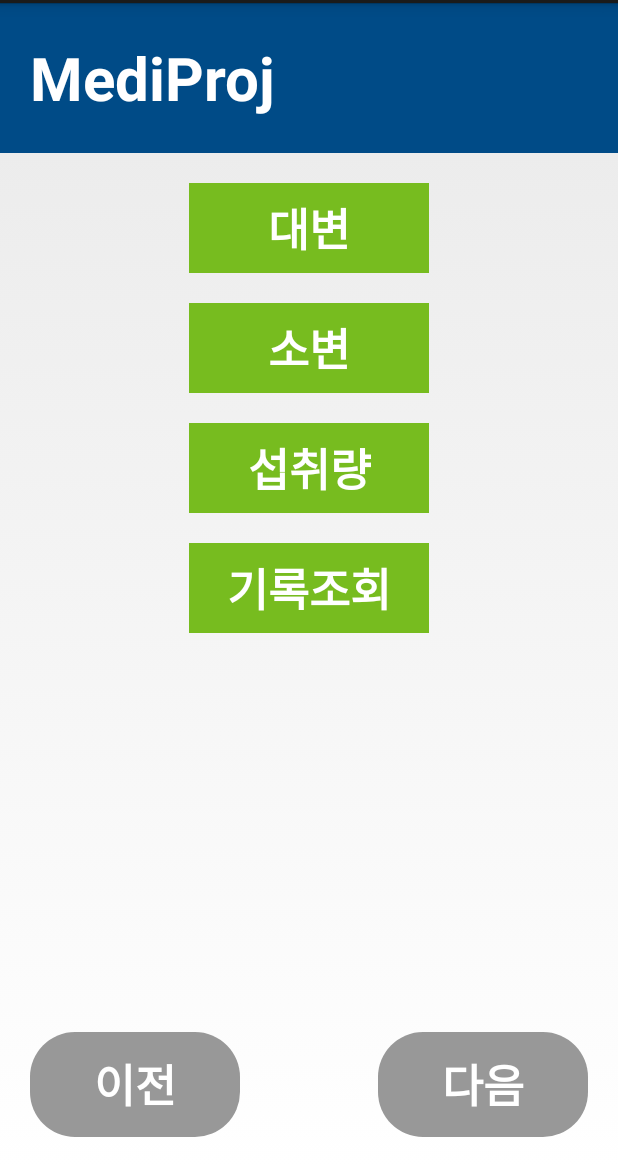
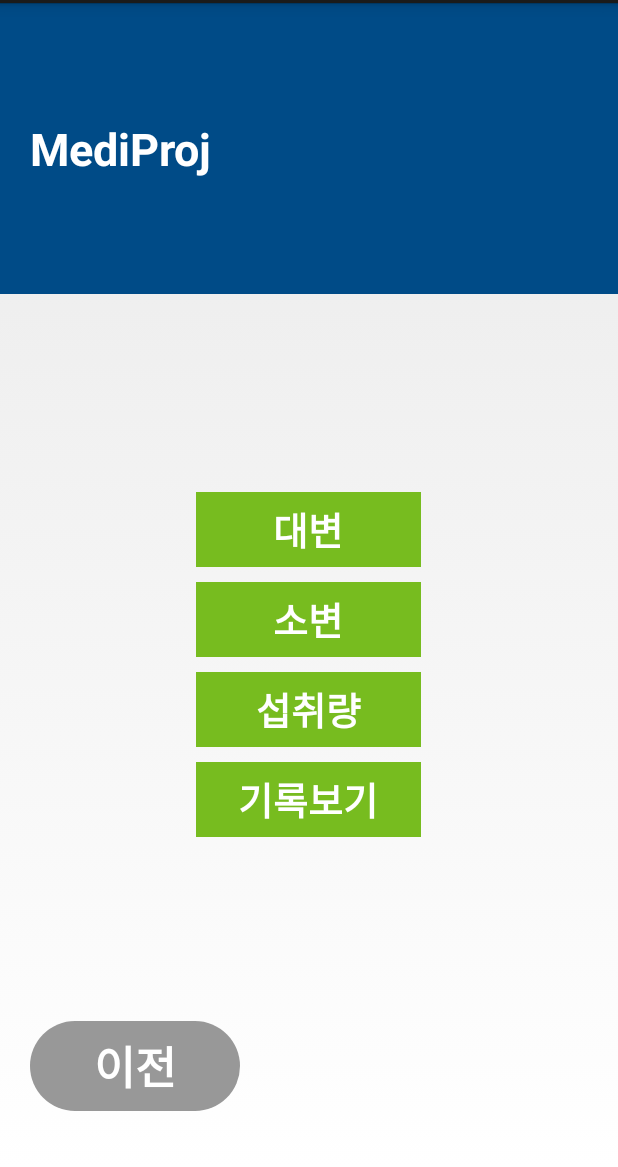
Before and after one commit to ina-uzu/Ina_medi, an Android app: the screen it shows after launch (MenuActivity), after a tap on "들어가기", on a phone screen of 412 x 824 dp, the part 69-1236 px from its top. Run offline under Robolectric (Android 15) with nearby library versions, the phone set to English and light mode, and no system bars; our stand-ins replace Volley.

Commit message:
edit layout

```diff
--- a/app/src/main/java/com/example/ina97/myapplication/MainActivity.java
+++ b/app/src/main/java/com/example/ina97/myapplication/MainActivity.java
@@ -29,22 +29,14 @@ public class MainActivity extends Activity {
 
     Button bt_login;
     EditText p_name, p_num;
-    String name;
-    Integer number;
-
     @Override
     protected void onCreate(Bundle savedInstanceState) {
         super.onCreate(savedInstanceState);
         setContentView(R.layout.activity_main);
 
-
         bt_login = findViewById(R.id.bt_login);
         p_name = findViewById(R.id.p_name);
         p_num= findViewById(R.id.p_num);
-
-        //Login info
-        name= p_name.getText().toString();
-        number=parseInt(p_num.getText().toString());
 
 /*
         final RequestQueue queue = Volley.newRequestQueue(this);
@@ -68,13 +60,15 @@ public class MainActivity extends Activity {
         bt_login.setOnClickListener(new View.OnClickListener() {
             @Override
             public void onClick(View view) {
-                Intent intent = new Intent(MainActivity.this, MenuActivity.class);
-                intent.putExtra("Name", name);
-                intent.putExtra("Number", number);
 
-                //요청
-                //queue.add(objectRequest);
-                startActivity(intent);
+                //로그인 정보 모두 입력한 경우
+                if(p_name.getText()!=null && p_num.getText().toString()!=null){
+                    Intent intent = new Intent(MainActivity.this, MenuActivity.class);
+                    intent.putExtra("Name", p_name.getText().toString());
+                    intent.putExtra("Number",p_num.getText().toString());
+                    //queue.add(objectRequest);
+                    startActivity(intent);
+                }
             }
         });
     }
--- a/app/src/main/java/com/example/ina97/myapplication/MenuActivity.java
+++ b/app/src/main/java/com/example/ina97/myapplication/MenuActivity.java
@@ -4,12 +4,13 @@ import android.app.Activity;
 import android.content.Intent;
 import android.os.Bundle;
 import android.view.View;
+import android.widget.Button;
 import android.widget.TextView;
 
 public class MenuActivity extends Activity {
-    TextView tv_stool, tv_urine, tv_consume;
-    String name;
-    Integer number;
+    TextView tv_stool, tv_urine, tv_consume,tv_report;
+    Button bt_prev;
+    String name,number;
 
     public void onCreate(Bundle savedInstanceState){
         super.onCreate(savedInstanceState);
@@ -19,16 +20,19 @@ public class MenuActivity extends Activity {
 
         //Patient Info (name/number)
         name = intent.getStringExtra("Name");
-        intent.getIntExtra("Number", number);
+        number= intent.getStringExtra("Number");
 
         tv_stool=findViewById(R.id.stool);
         tv_urine=findViewById(R.id.urine);
         tv_consume=findViewById(R.id.consume);
+        tv_report =findViewById(R.id.report);
+        bt_prev=findViewById(R.id.Bnt_prev);
 
         tv_stool.setOnClickListener(new View.OnClickListener() {
             @Override
             public void onClick(View view) {
-                Intent intent2 = new Intent(MenuActivity.this,StoolActivity.class);
+                Intent intent2 = new Intent(MenuActivity.this,TimeDateActivity.class);
+                intent2.putExtra("Page", "stool");
                 startActivity(intent2);
             }
         });
@@ -36,7 +40,8 @@ public class MenuActivity extends Activity {
         tv_urine.setOnClickListener(new View.OnClickListener() {
             @Override
             public void onClick(View view) {
-                Intent intent2 = new Intent(MenuActivity.this,StoolActivity.class);
+                Intent intent2 = new Intent(MenuActivity.this,TimeDateActivity.class);
+                intent2.putExtra("Page", "urine");
                 startActivity(intent2);
 
             }
@@ -45,12 +50,31 @@ public class MenuActivity extends Activity {
         tv_consume.setOnClickListener(new View.OnClickListener() {
             @Override
             public void onClick(View view) {
-                Intent intent2 = new Intent(MenuActivity.this,StoolActivity.class);
+                Intent intent2 = new Intent(MenuActivity.this,TimeDateActivity.class);
+                intent2.putExtra("Page", "consume");
                 startActivity(intent2);
 
             }
         });
 
+        tv_consume.setOnClickListener(new View.OnClickListener() {
+            @Override
+            public void onClick(View view) {
+                Intent intent2 = new Intent(MenuActivity.this,ReportActivity.class);
+                intent2.putExtra("Page", "report");
+                startActivity(intent2);
+
+            }
+        });
+
+        bt_prev.setOnClickListener(new View.OnClickListener() {
+            @Override
+            public void onClick(View view) {
+                Intent intent2 = new Intent(MenuActivity.this,MainActivity.class);
+                startActivity(intent2);
+
+            }
+        });
 
     }
 
--- a/app/src/main/java/com/example/ina97/myapplication/ReportActivity.java
+++ b/app/src/main/java/com/example/ina97/myapplication/ReportActivity.java
@@ -2,8 +2,10 @@ package com.example.ina97.myapplication;
 
 import android.app.Activity;
 import android.os.Bundle;
+import android.widget.Button;
 
 public class ReportActivity extends Activity {
+    Button bt_prev, bt_next;
     public void onCreate(Bundle SavedInstanceState){
         super.onCreate(SavedInstanceState);
         setContentView(R.layout.activity_report);
--- a/app/src/main/res/layout/activity_menu.xml
+++ b/app/src/main/res/layout/activity_menu.xml
@@ -1,69 +1,57 @@
 <?xml version="1.0" encoding="utf-8"?>
-<RelativeLayout xmlns:android="http://schemas.android.com/apk/res/android"
-    android:layout_width="match_parent" android:layout_height="match_parent">
+<LinearLayout xmlns:android="http://schemas.android.com/apk/res/android"
+    android:weightSum="8"
+    android:layout_width="match_parent"
+    android:layout_height="match_parent"
+    android:orientation="vertical">
 
-    <TextView style="@style/Title" android:id="@+id/title" android:text="MediProj"/>
-    <Button style="@style/Bt_prev"/>
-    <Button style="@style/Bt_next"/>
+    <TextView style="@style/Title"
+        android:id="@+id/title"
+        android:layout_weight="2"
+        android:text="MediProj"/>
 
+    <ScrollView
+        android:layout_weight="5"
+        android:layout_width="match_parent"
+        android:layout_height="0dp">
 
     <LinearLayout
         style="@style/Body"
+        android:layout_weight="5"
+        android:layout_gravity="center"
+        android:gravity="center"
         android:orientation="vertical"
-        android:layout_below="@id/title"
-        android:layout_margin="20dp">
+        android:layout_below="@id/title">
+        <TextView
+            style="@style/Menu"
+            android:id="@+id/stool"
+            android:text="대변"/>
 
         <TextView
-            android:id="@+id/stool"
-            android:layout_gravity="center"
-            android:layout_width="160dp"
-            android:layout_height="60dp"
-            android:background="@color/Green"
-            android:gravity="center"
-            android:text=" 대변 "
-            android:textColor="@color/White"
-            android:textSize="30dp"
-            android:textStyle="bold" />
+            style="@style/Menu"
+            android:id="@+id/urine"
+            android:text="소변"/>
 
         <TextView
-            android:id="@+id/urine"
-            android:layout_marginTop="20dp"
-            android:layout_gravity="center"
-            android:layout_width="160dp"
-            android:layout_height="60dp"
-            android:background="@color/Green"
-            android:gravity="center"
-            android:text=" 소변 "
-            android:textColor="@color/White"
-            android:textSize="30dp"
-            android:textStyle="bold" />
-        <TextView
+            style="@style/Menu"
             android:id="@+id/consume"
-            android:layout_marginTop="20dp"
-            android:layout_gravity="center"
-            android:layout_width="160dp"
-            android:layout_height="60dp"
-            android:background="@color/Green"
-            android:gravity="center"
-            android:text=" 섭취량 "
-            android:textColor="@color/White"
-            android:textSize="30dp"
-            android:textStyle="bold" />
+            android:text="섭취량"/>
 
         <TextView
+            style="@style/Menu"
             android:id="@+id/report"
-            android:layout_marginTop="20dp"
-            android:layout_gravity="center"
-            android:layout_width="160dp"
-            android:layout_height="60dp"
-            android:background="@color/Green"
-            android:gravity="center"
-            android:text=" 기록조회 "
-            android:textColor="@color/White"
-            android:textSize="30dp"
-            android:textStyle="bold" />
-
-
+            android:text="기록보기"/>
     </LinearLayout>
 
-</RelativeLayout>
+    </ScrollView>
+    <RelativeLayout
+        android:layout_weight="1"
+        android:layout_width="match_parent"
+        android:layout_height="0dp">
+    <Button
+        android:layout_weight="1"
+        android:id="@+id/Bnt_prev"
+        style="@style/Bt_prev"/>
+    </RelativeLayout>
+
+</LinearLayout>
--- a/app/src/main/res/values/styles.xml
+++ b/app/src/main/res/values/styles.xml
@@ -7,9 +7,9 @@
 
     <style name="Title">
         <item name="android:layout_width">match_parent</item>
-        <item name="android:layout_height">100dp</item>
+        <item name="android:layout_height">0dp</item>
         <item name="android:layout_alignParentTop">true</item>
-        <item name="android:textSize">40dp</item>
+        <item name="android:textSize">30dp</item>
         <item name="android:textStyle">bold</item>
         <item name="android:textColor">@color/White</item>
         <item name="android:gravity">center_vertical</item>
@@ -19,13 +19,12 @@
 
     <style name="Bt_prev">
         <item name="android:layout_width">140dp</item>
-        <item name="android:layout_height">70dp</item>
-        <item name="android:layout_alignParentBottom">true</item>
+        <item name="android:layout_height">wrap_content</item>
         <item name="android:layout_alignParentLeft">true</item>
+        <item name="android:layout_marginLeft">20dp</item>
         <item name="android:text">이전</item>
         <item name="android:textSize">30dp</item>
         <item name="android:textStyle">bold</item>
-        <item name="android:layout_margin">20dp</item>
         <item name="android:textColor">@color/White</item>
         <item name="android:background">@drawable/capsule</item>
     </style>
@@ -33,20 +32,19 @@
     <style name="Bt_next">
 
         <item name="android:layout_width">140dp</item>
-        <item name="android:layout_height">70dp</item>
-        <item name="android:layout_alignParentBottom">true</item>
+        <item name="android:layout_height">wrap_content</item>
         <item name="android:layout_alignParentRight">true</item>
+        <item name="android:layout_marginRight">20dp</item>
         <item name="android:text">다음</item>
         <item name="android:textSize">30dp</item>
         <item name="android:textStyle">bold</item>
-        <item name="android:layout_margin">20dp</item>
         <item name="android:textColor">@color/White</item>
         <item name="android:background">@drawable/capsule</item>
     </style>
 
     <style name="Content">
         <item name="android:gravity">center_horizontal</item>
-        <item name="android:textSize">30dp</item>
+        <item name="android:textSize">20dp</item>
         <item name="android:layout_margin">10dp</item>
     </style>
 
@@ -59,6 +57,17 @@
     <style name="Body">
         <item name="android:layout_below">@+id/title</item>
         <item name="android:layout_width">match_parent</item>
-        <item name="android:layout_height">match_parent</item>
+        <item name="android:layout_height">0dp</item>
+    </style>
+
+    <style name="Menu">
+        <item name="android:gravity">center</item>
+        <item name="android:layout_marginTop">10dp</item>
+        <item name="android:layout_height">50dp</item>
+        <item name="android:layout_width">150dp</item>
+        <item name="android:textSize">25dp</item>
+        <item name="android:textColor">@color/White</item>
+        <item name="android:background">@color/Green</item>
+        <item name="android:textStyle">bold</item>
     </style>
 </resources>
```
Also changed, not shown: app/src/main/java/com/example/ina97/myapplication/StoolActivity.java (+32 -0 lines), app/src/main/java/com/example/ina97/myapplication/TimeDateActivity.java (+32 -0 lines), app/src/main/res/layout/activity_main.xml (+51 -51 lines), app/src/main/res/layout/activity_report.xml (+38 -16 lines), app/src/main/res/layout/activity_stool.xml (+18 -7 lines), app/src/main/res/layout/activity_tima_date.xml (+41 -17 lines).
